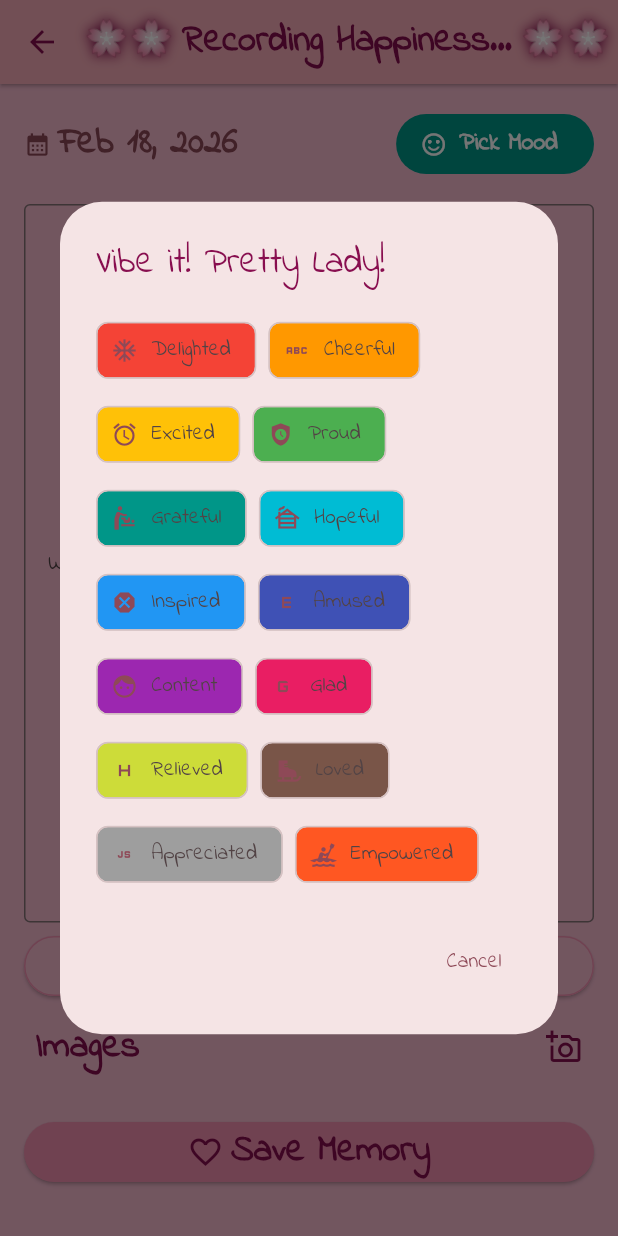
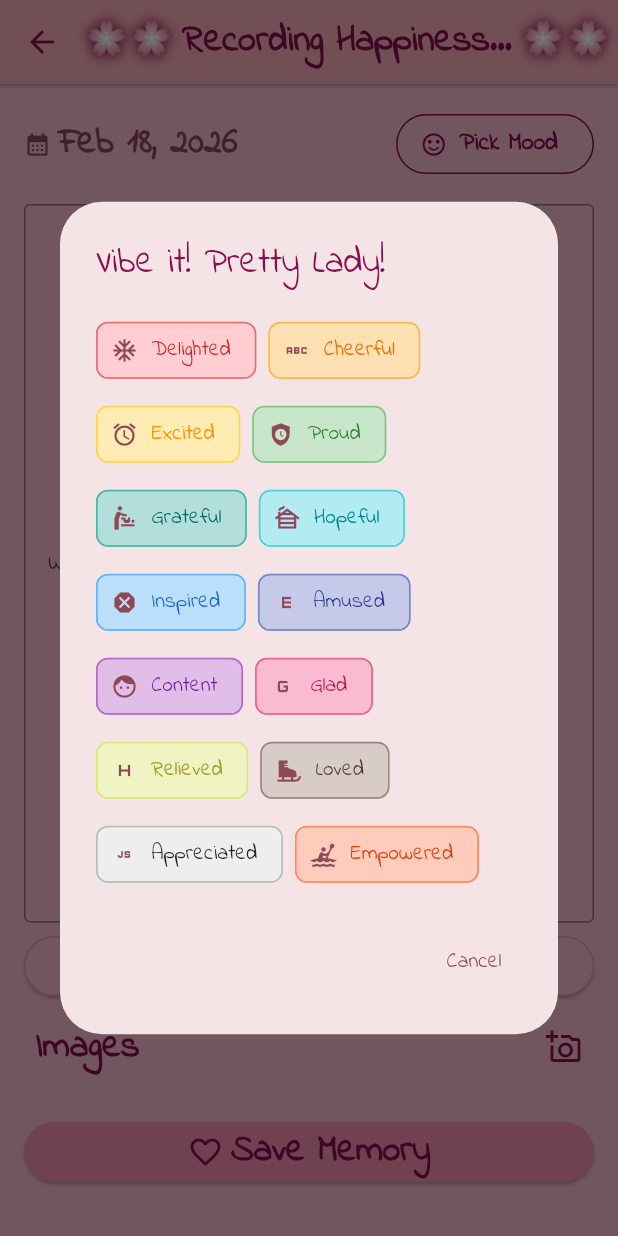
Before and after one commit to miracleanupam/ADiary, a Flutter app: the AddEntry screen opened directly with empty values, after a tap on "Pick Mood", on a phone screen of 412 x 824 dp. Run offline on Flutter 3.47's test engine with Material 3 defaults, Android fonts, the light colour scheme and no system bars; our stand-ins replace audioplayers, file_picker, flutter_image_compress, flutter_local_notifications, flutter_secure_storage, flutter_timezone and 6 more; missing offline and left inert: record; accounts and stored records are empty.

Commit message:
mood is now clearable

```diff
--- a/lib/compnents/mood_picker.dart
+++ b/lib/compnents/mood_picker.dart
@@ -3,7 +3,48 @@ import 'package:flutter/material.dart';
 class MoodPicker extends StatelessWidget {
   final Function fn;
   final Map<String, dynamic>? mood;
-  const MoodPicker({super.key, required this.fn, this.mood});
+  final Function clearMood;
+  const MoodPicker({super.key, required this.fn, this.mood, required this.clearMood});
+
+  @override
+  Widget build(BuildContext context) {
+    return Stack(
+      children: [
+        MoodPill(fn: fn, mood: mood),
+        if (mood != null)
+        Positioned(
+            top: 0,
+            right: 0,
+            child: GestureDetector(
+              onTap: () => clearMood(),
+              child: Container(
+                  decoration: BoxDecoration(
+                    color: Colors.pink.shade200.withValues(alpha: 1),
+                    shape: BoxShape.circle,
+                  ),
+                  child: Padding(
+                    padding: const EdgeInsets.all(4.0),
+                    child: Icon(
+                      Icons.close,
+                      size: 12,
+                      color: Colors.pink.shade900,
+                    ),
+                  )),
+            ))
+      ],
+    );
+  }
+}
+
+class MoodPill extends StatelessWidget {
+  const MoodPill({
+    super.key,
+    required this.fn,
+    required this.mood,
+  });
+
+  final Function fn;
+  final Map<String, dynamic>? mood;
 
   @override
   Widget build(BuildContext context) {
@@ -18,6 +59,10 @@ class MoodPicker extends StatelessWidget {
               fontWeight: FontWeight.bold),
         ),
         style: FilledButton.styleFrom(
-            backgroundColor: mood?['color'] ?? Colors.teal));
+          backgroundColor: mood?['bgColor'] ?? Colors.pink.shade100,
+          side: BorderSide(
+              color: mood?['borderColor'] ?? Colors.pink.shade900),
+          foregroundColor: mood?['textColor'] ?? Colors.pink.shade900,
+        ));
   }
 }
--- a/lib/constants.dart
+++ b/lib/constants.dart
@@ -24,40 +24,104 @@ const homePageWidgetTitleListsForAppBar = <String, String>{
   'notification': "I know you forget..."
 };
 
-const List<Map<String, dynamic>> MOOD_OPTIONS = [
-  {'label': "Delighted", 'icon': Icon(Icons.ac_unit), 'color': Colors.red},
+final List<Map<String, dynamic>> MOOD_OPTIONS = [
+  {
+    'label': "Delighted",
+    'icon': const Icon(Icons.ac_unit),
+    'bgColor': Colors.red.shade100,
+    'borderColor': Colors.red.shade300,
+    'textColor': Colors.red.shade800,
+  },
   {
     'label': "Cheerful",
-    'icon': Icon(Icons.abc_outlined),
-    'color': Colors.orange
+    'icon': const Icon(Icons.abc_outlined),
+    'bgColor': Colors.orange.shade100,
+    'borderColor': Colors.orange.shade300,
+    'textColor': Colors.orange.shade800,
   },
   {
     'label': "Excited",
-    'icon': Icon(Icons.access_alarm_sharp),
-    'color': Colors.amber
+    'icon': const Icon(Icons.access_alarm_sharp),
+    'bgColor': Colors.amber.shade100,
+    'borderColor': Colors.amber.shade300,
+    'textColor': Colors.amber.shade800,
   },
-  {'label': "Proud", 'icon': Icon(Icons.safety_check), 'color': Colors.green},
+  {
+    'label': "Proud",
+    'icon': const Icon(Icons.safety_check),
+    'bgColor': Colors.green.shade100,
+    'borderColor': Colors.green.shade300,
+    'textColor': Colors.green.shade800,
+  },
   {
     'label': "Grateful",
-    'icon': Icon(Icons.baby_changing_station),
-    'color': Colors.teal
+    'icon': const Icon(Icons.baby_changing_station),
+    'bgColor': Colors.teal.shade100,
+    'borderColor': Colors.teal.shade300,
+    'textColor': Colors.teal.shade800,
   },
-  {'label': "Hopeful", 'icon': Icon(Icons.cabin), 'color': Colors.cyan},
-  {'label': "Inspired", 'icon': Icon(Icons.dangerous), 'color': Colors.blue},
-  {'label': "Amused", 'icon': Icon(Icons.e_mobiledata), 'color': Colors.indigo},
-  {'label': "Content", 'icon': Icon(Icons.face), 'color': Colors.purple},
-  {'label': "Glad", 'icon': Icon(Icons.g_mobiledata), 'color': Colors.pink},
-  {'label': "Relieved", 'icon': Icon(Icons.h_mobiledata), 'color': Colors.lime},
-  {'label': "Loved", 'icon': Icon(Icons.ice_skating), 'color': Colors.brown},
+  {
+    'label': "Hopeful",
+    'icon': const Icon(Icons.cabin),
+    'bgColor': Colors.cyan.shade100,
+    'borderColor': Colors.cyan.shade300,
+    'textColor': Colors.cyan.shade800,
+  },
+  {
+    'label': "Inspired",
+    'icon': const Icon(Icons.dangerous),
+    'bgColor': Colors.blue.shade100,
+    'borderColor': Colors.blue.shade300,
+    'textColor': Colors.blue.shade800,
+  },
+  {
+    'label': "Amused",
+    'icon': const Icon(Icons.e_mobiledata),
+    'bgColor': Colors.indigo.shade100,
+    'borderColor': Colors.indigo.shade300,
+    'textColor': Colors.indigo.shade800,
+  },
+  {
+    'label': "Content",
+    'icon': const Icon(Icons.face),
+    'bgColor': Colors.purple.shade100,
+    'borderColor': Colors.purple.shade300,
+    'textColor': Colors.purple.shade800,
+  },
+  {
+    'label': "Glad",
+    'icon': const Icon(Icons.g_mobiledata),
+    'bgColor': Colors.pink.shade100,
+    'borderColor': Colors.pink.shade300,
+    'textColor': Colors.pink.shade800,
+  },
+  {
+    'label': "Relieved",
+    'icon': const Icon(Icons.h_mobiledata),
+    'bgColor': Colors.lime.shade100,
+    'borderColor': Colors.lime.shade300,
+    'textColor': Colors.lime.shade800,
+  },
+  {
+    'label': "Loved",
+    'icon': const Icon(Icons.ice_skating),
+    'bgColor': Colors.brown.shade100,
+    'borderColor': Colors.brown.shade300,
+    'textColor': Colors.brown.shade800,
+  },
   {
     'label': "Appreciated",
-    'icon': Icon(Icons.javascript),
-    'color': Colors.grey
+    'icon': const Icon(Icons.javascript),
+    'bgColor': Colors.grey.shade200,
+    'borderColor': Colors.grey.shade400,
+    'textColor': Colors.grey.shade900,
   },
   {
     'label': "Empowered",
-    'icon': Icon(Icons.kayaking),
-    'color': Colors.deepOrange
+    'icon': const Icon(Icons.kayaking),
+    'bgColor': Colors.deepOrange.shade100,
+    'borderColor': Colors.deepOrange.shade300,
+    'textColor': Colors.deepOrange.shade800,
   },
 ];
 
--- a/lib/screens/add_entry.dart
+++ b/lib/screens/add_entry.dart
@@ -64,7 +64,11 @@ class _AddEntryState extends State<AddEntry> {
               .map((opt) => ChoiceChip(
                     avatar: opt['icon'],
                     label: Text(opt['label']),
-                    backgroundColor: opt['color'],
+                    backgroundColor: opt['bgColor'],
+                    side: BorderSide(color: opt['borderColor'], width: 1),
+                    labelStyle: TextStyle(
+                      color: opt['textColor']
+                    ),
                     selected: false,
                     onSelected: (_) => Navigator.pop(context, opt),
                   ))
@@ -121,6 +125,12 @@ class _AddEntryState extends State<AddEntry> {
     if (result != null) {
       setState(() => _selectedMood = result);
     }
+  }
+
+  void _clearMood() {
+    setState(() {
+      _selectedMood = null;
+    });
   }
 
   Future<void> _handleImagesSelection() async {
@@ -215,7 +225,7 @@ class _AddEntryState extends State<AddEntry> {
               children: [
                 DatePicker(
                     fn: () => _pickDate(context), selectedDate: _selectedDate),
-                MoodPicker(fn: () => _pickMood(context), mood: _selectedMood),
+                MoodPicker(fn: () => _pickMood(context), mood: _selectedMood, clearMood: _clearMood),
               ],
             ),
             SizedBox(height: 16),
--- a/lib/screens/display_entry.dart
+++ b/lib/screens/display_entry.dart
@@ -1,6 +1,7 @@
 import 'dart:io';
 
 import 'package:adiary/compnents/audio_player.dart';
+import 'package:adiary/compnents/mood_picker.dart';
 import 'package:adiary/models/entry.dart';
 import 'package:adiary/screens/alevated_button.dart';
 import 'package:adiary/screens/styled_text.dart';
@@ -131,14 +132,7 @@ class _DisplayEntryState extends State<DisplayEntry> {
                               StyledText(value: "Memory"),
                               (_mood == null || _mood!.isEmpty)
                                   ? const SizedBox.shrink()
-                                  : FilledButton.icon(
-                                      onPressed: () {},
-                                      style: FilledButton.styleFrom(
-                                        backgroundColor: _mood?['color'],
-                                      ),
-                                      icon: _mood?['icon'],
-                                      label: Text(_mood?['label']),
-                                    ),
+                                  : MoodPill(fn: () {}, mood: _mood),
                               SizedBox(
                                 height: 16,
                               ),
```
